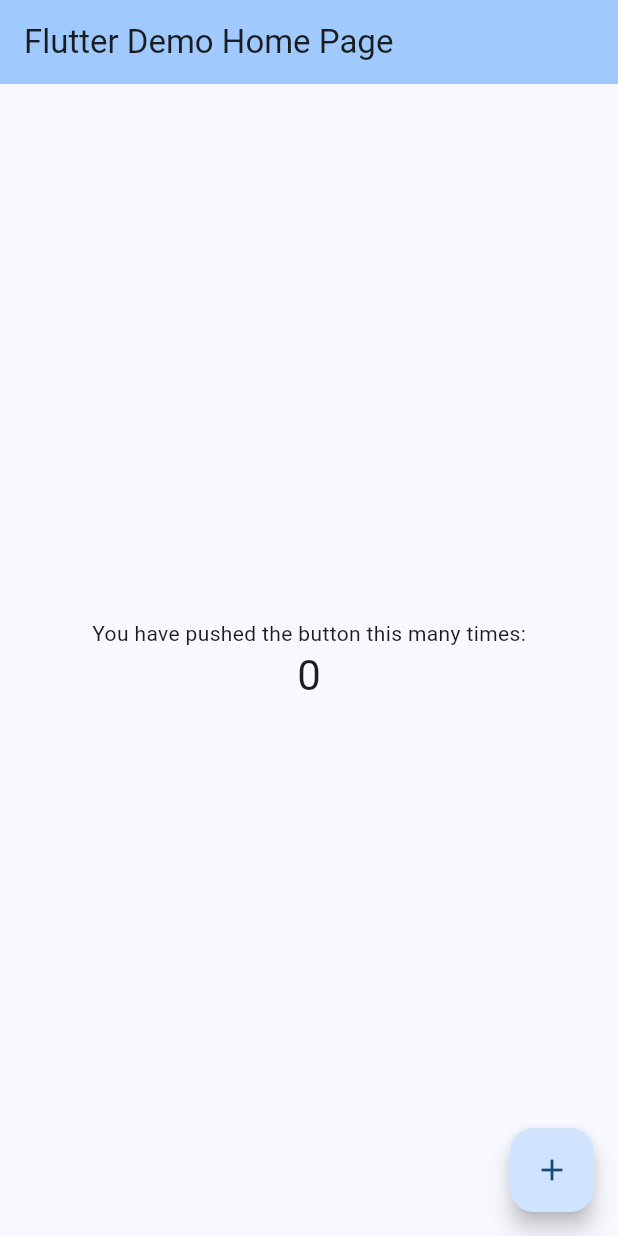
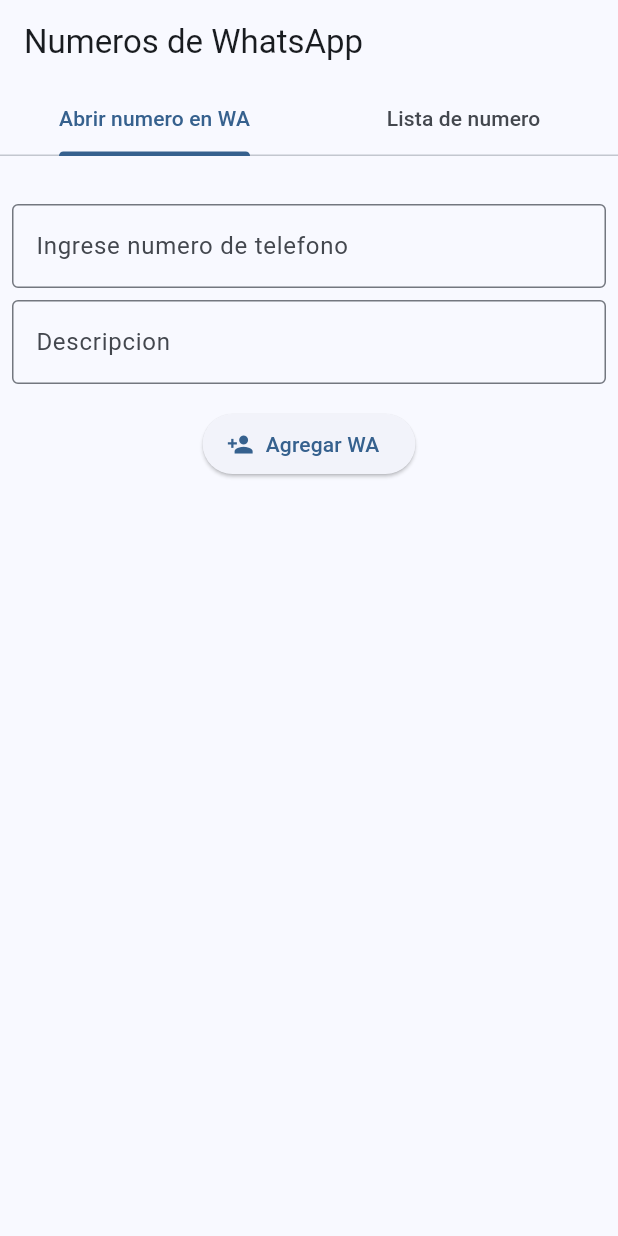
Before and after one commit to paulocrr/whats_app_phones, a Flutter app: the screen it shows after launch, on a phone screen of 412 x 824 dp. Run offline on Flutter 3.47's test engine with Material 2 defaults, Android fonts, the phone set to English and light mode, and no system bars; our stand-ins replace form_field_validator, mask_text_input_formatter.

Commit message:
feat: Se agrego el formulario de agregar numero

```diff
--- a/lib/my_app.dart
+++ b/lib/my_app.dart
@@ -13,7 +13,7 @@ class MyApp extends StatelessWidget {
         colorScheme: ColorScheme.fromSeed(seedColor: Colors.blue),
         useMaterial3: true,
       ),
-      home: const MyHomePage(title: 'Flutter Demo Home Page'),
+      home: const MyHomePage(),
     );
   }
 }
--- /dev/null
+++ b/lib/pages/add_number_form.dart
@@ -0,0 +1,65 @@
+import 'package:flutter/material.dart';
+import 'package:form_field_validator/form_field_validator.dart';
+import 'package:mask_text_input_formatter/mask_text_input_formatter.dart';
+
+class AddNumberForm extends StatefulWidget {
+  const AddNumberForm({
+    super.key,
+  });
+
+  @override
+  State<AddNumberForm> createState() => _AddNumberFormState();
+}
+
+class _AddNumberFormState extends State<AddNumberForm> {
+  final _formKey = GlobalKey<FormState>();
+
+  @override
+  Widget build(BuildContext context) {
+    return Padding(
+      padding: const EdgeInsets.symmetric(horizontal: 8, vertical: 32),
+      child: Form(
+        key: _formKey,
+        child: Column(
+          children: [
+            TextFormField(
+              keyboardType: TextInputType.phone,
+              decoration: const InputDecoration(
+                border: OutlineInputBorder(),
+                label: Text('Ingrese numero de telefono'),
+              ),
+              validator: MultiValidator(
+                [
+                  RequiredValidator(errorText: 'Este valor es requerido'),
+                  PatternValidator(
+                      r'\(\+51\)\s9((\d{8})|(\d{2}\s\d{3}\s\d{3}))',
+                      errorText: 'No es un numero de telefono valido'),
+                ],
+              ),
+              inputFormatters: [
+                MaskTextInputFormatter(mask: '(+51) ### ### ###')
+              ],
+            ),
+            const SizedBox(height: 8),
+            TextFormField(
+              decoration: const InputDecoration(
+                border: OutlineInputBorder(),
+                label: Text('Descripcion'),
+              ),
+            ),
+            const SizedBox(height: 16),
+            ElevatedButton.icon(
+              onPressed: () {
+                if (_formKey.currentState!.validate()) {
+                  print('Formulario valido');
+                }
+              },
+              icon: const Icon(Icons.person_add),
+              label: const Text('Agregar WA'),
+            )
+          ],
+        ),
+      ),
+    );
+  }
+}
--- a/lib/pages/my_home_page.dart
+++ b/lib/pages/my_home_page.dart
@@ -1,89 +1,36 @@
 import 'package:flutter/material.dart';
+import 'package:whats_app_phones/pages/add_number_form.dart';
 
-class MyHomePage extends StatefulWidget {
-  const MyHomePage({super.key, required this.title});
-
-  // This widget is the home page of your application. It is stateful, meaning
-  // that it has a State object (defined below) that contains fields that affect
-  // how it looks.
-
-  // This class is the configuration for the state. It holds the values (in this
-  // case the title) provided by the parent (in this case the App widget) and
-  // used by the build method of the State. Fields in a Widget subclass are
-  // always marked "final".
-
-  final String title;
-
-  @override
-  State<MyHomePage> createState() => _MyHomePageState();
-}
-
-class _MyHomePageState extends State<MyHomePage> {
-  int _counter = 0;
-
-  void _incrementCounter() {
-    setState(() {
-      // This call to setState tells the Flutter framework that something has
-      // changed in this State, which causes it to rerun the build method below
-      // so that the display can reflect the updated values. If we changed
-      // _counter without calling setState(), then the build method would not be
-      // called again, and so nothing would appear to happen.
-      _counter++;
-    });
-  }
+class MyHomePage extends StatelessWidget {
+  const MyHomePage({super.key});
 
   @override
   Widget build(BuildContext context) {
-    // This method is rerun every time setState is called, for instance as done
-    // by the _incrementCounter method above.
-    //
-    // The Flutter framework has been optimized to make rerunning build methods
-    // fast, so that you can just rebuild anything that needs updating rather
-    // than having to individually change instances of widgets.
-    return Scaffold(
-      appBar: AppBar(
-        // TRY THIS: Try changing the color here to a specific color (to
-        // Colors.amber, perhaps?) and trigger a hot reload to see the AppBar
-        // change color while the other colors stay the same.
-        backgroundColor: Theme.of(context).colorScheme.inversePrimary,
-        // Here we take the value from the MyHomePage object that was created by
-        // the App.build method, and use it to set our appbar title.
-        title: Text(widget.title),
-      ),
-      body: Center(
-        // Center is a layout widget. It takes a single child and positions it
-        // in the middle of the parent.
-        child: Column(
-          // Column is also a layout widget. It takes a list of children and
-          // arranges them vertically. By default, it sizes itself to fit its
-          // children horizontally, and tries to be as tall as its parent.
-          //
-          // Column has various properties to control how it sizes itself and
-          // how it positions its children. Here we use mainAxisAlignment to
-          // center the children vertically; the main axis here is the vertical
-          // axis because Columns are vertical (the cross axis would be
-          // horizontal).
-          //
-          // TRY THIS: Invoke "debug painting" (choose the "Toggle Debug Paint"
-          // action in the IDE, or press "p" in the console), to see the
-          // wireframe for each widget.
-          mainAxisAlignment: MainAxisAlignment.center,
-          children: <Widget>[
-            const Text(
-              'You have pushed the button this many times:',
+    return DefaultTabController(
+      initialIndex: 0,
+      length: 2,
+      child: GestureDetector(
+        onTap: () {
+          FocusManager.instance.primaryFocus?.unfocus();
+        },
+        child: Scaffold(
+          appBar: AppBar(
+            title: const Text('Numeros de WhatsApp'),
+            bottom: const TabBar(
+              tabs: [
+                Tab(text: 'Abrir numero en WA'),
+                Tab(text: 'Lista de numero'),
+              ],
             ),
-            Text(
-              '$_counter',
-              style: Theme.of(context).textTheme.headlineMedium,
-            ),
-          ],
+          ),
+          body: const TabBarView(
+            children: [
+              AddNumberForm(),
+              Text('Ver numero'),
+            ],
+          ),
         ),
       ),
-      floatingActionButton: FloatingActionButton(
-        onPressed: _incrementCounter,
-        tooltip: 'Increment',
-        child: const Icon(Icons.add),
-      ), // This trailing comma makes auto-formatting nicer for build methods.
     );
   }
 }
--- a/pubspec.yaml
+++ b/pubspec.yaml
@@ -35,6 +35,8 @@ dependencies:
   # The following adds the Cupertino Icons font to your application.
   # Use with the CupertinoIcons class for iOS style icons.
   cupertino_icons: ^1.0.2
+  form_field_validator: ^1.1.0
+  mask_text_input_formatter: ^2.4.0
 
 dev_dependencies:
   flutter_test:
```
Also changed, not shown: pubspec.lock, 1 other file.
